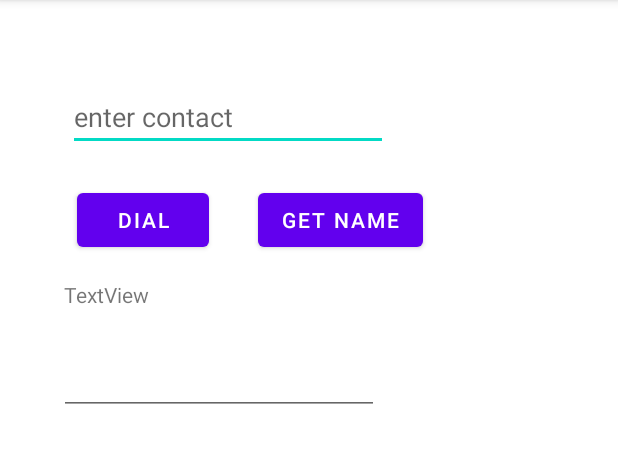
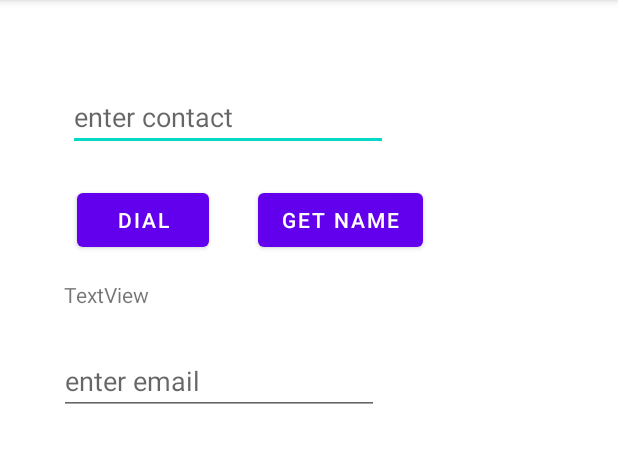
Before and after one commit to vivekabhinav/BAJAJ_FIRATAPP, an Android app: the screen it shows after launch (HomeActivity), after a tap on "DIAL", on a phone screen of 412 x 824 dp, the part 84-547 px from its top. Run offline under Robolectric (Android 15) with nearby library versions, the phone set to English and light mode, and no system bars.

Commit message:
saving and retreiving data from shared preferences

```diff
--- a/app/src/main/java/com/example/bajaj_firatapp/HomeActivity.kt
+++ b/app/src/main/java/com/example/bajaj_firatapp/HomeActivity.kt
@@ -13,6 +13,7 @@ import android.widget.Toast
 class HomeActivity : AppCompatActivity(), View.OnFocusChangeListener {
     lateinit var tvHome:TextView  //declaring
     lateinit var etContact: EditText
+    lateinit var etEmail: EditText
 
     override fun onCreate(savedInstanceState: Bundle?) {
         super.onCreate(savedInstanceState)
@@ -23,8 +24,45 @@ class HomeActivity : AppCompatActivity(), View.OnFocusChangeListener {
         //  tvHome.text = name
 
         etContact = findViewById(R.id.etContact)
+        etEmail = findViewById(R.id.etEmail)
 
         etContact.setOnFocusChangeListener(this)
+    }
+
+    override fun onPause() {
+        super.onPause()
+        storeState();
+    }
+
+    private fun storeState() {
+
+        var contact: String = etContact.text.toString()
+        var email = etEmail.text.toString()
+
+        var sharedPreferences = getSharedPreferences("home_state_prefs", MODE_PRIVATE)
+
+        var editor = sharedPreferences.edit()
+
+        editor.putString("cont",contact)
+        editor.putString("eml",email)
+
+        editor.apply()
+    }
+
+    override fun onResume() {
+        super.onResume()
+        restoreState();
+    }
+
+    private fun restoreState() {
+
+        var sharedPreferences = getSharedPreferences("home_state_prefs", MODE_PRIVATE)
+        var contact = sharedPreferences.getString("cont","")
+        var email = sharedPreferences.getString("eml","")
+
+        etContact.setText(contact)
+        etEmail.setText(email)
+
     }
 
     fun handleClick(view: android.view.View) {
@@ -35,23 +73,23 @@ class HomeActivity : AppCompatActivity(), View.OnFocusChangeListener {
     }
 
     private fun startDialer() {
-        var dialIntent: Intent = Intent(Intent.ACTION_DIAL, Uri.parse("tel:21345678"))  //implicit intent
+        var dialIntent: Intent = Intent(Intent.ACTION_DIAL, Uri.parse("tel:21345678"))
         startActivity(dialIntent)
     }
 
     private fun startMain() {
-        var intent: Intent    //kotlin says you can't have a variable as null
-        intent = Intent(this, MainActivity::class.java)  //no need to give the word new
-        //explicit intent -- explicitly giving the name of the class to be invoked
+        var intent: Intent
+        intent = Intent(this, MainActivity::class.java)
+
         intent.putExtra("VT", "Vivek Tripathi")
         startActivityForResult(intent,123)
     }
 
 
-    //result will arrive here -- photo, contact
+
     override fun onActivityResult(requestCode: Int, resultCode: Int, data: Intent?) {
         super.onActivityResult(requestCode, resultCode, data)
-        if(resultCode == RESULT_OK && requestCode == 123){ //RESULT_OK means its good to consume, 123 -- data being returned is of type contact
+        if(resultCode == RESULT_OK && requestCode == 123){
             tvHome.text = data?.extras?.getString("con")
         }
     }
--- a/app/src/main/res/layout/activity_home.xml
+++ b/app/src/main/res/layout/activity_home.xml
@@ -58,7 +58,8 @@
         android:layout_marginStart="39dp"
         android:layout_marginTop="25dp"
         android:ems="10"
-        android:inputType="textPersonName"
+        android:hint="enter email"
+        android:inputType="textEmailAddress"
         app:layout_constraintStart_toStartOf="parent"
         app:layout_constraintTop_toBottomOf="@+id/tvHome" />
 
```
